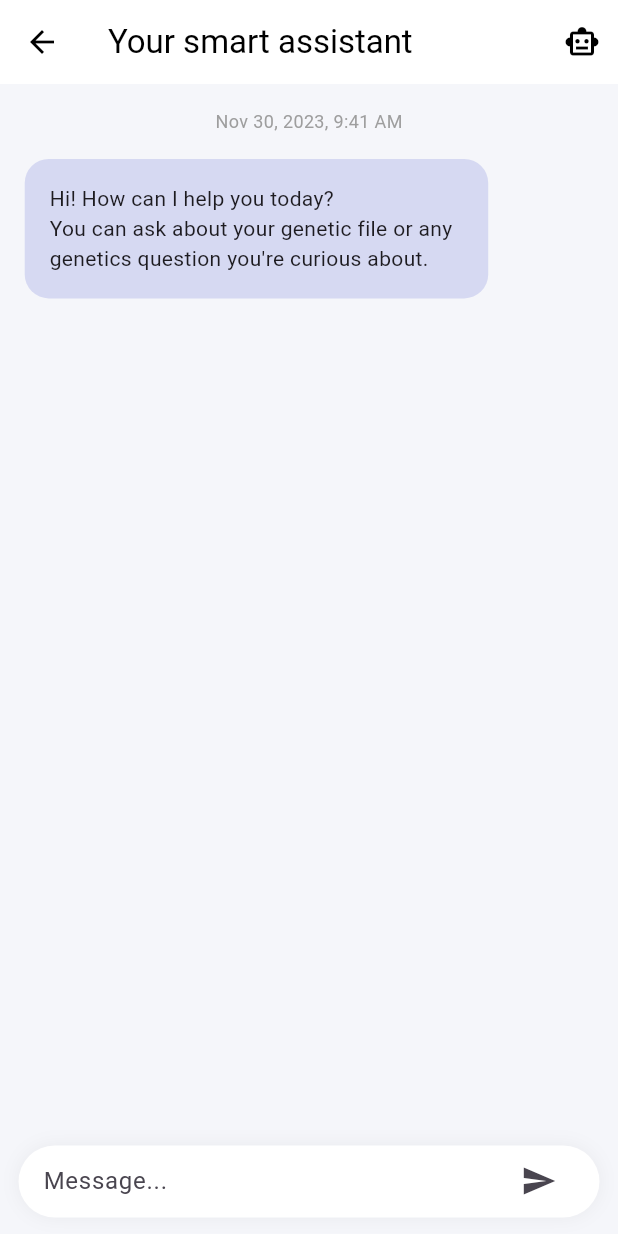
After one commit to Lina182/Modrik, a Flutter app: the HomeScreen screen opened directly, after a tap on "Chat", on a phone screen of 412 x 824 dp. The commit adds this screen. Run offline on Flutter 3.47's test engine with Material 3 defaults, Android fonts, the phone set to English and light mode, and no system bars.

Commit message:
Add AI chat screen and update home screen with chat button

```diff
--- a/lib/main.dart
+++ b/lib/main.dart
@@ -13,9 +13,7 @@ class MyApp extends StatelessWidget {
     return MaterialApp(
       debugShowCheckedModeBanner: false,
       home: const StartScreen(),
-      theme: ThemeData(
-        fontFamily: 'Sans-serif',
-      ),
+      theme: ThemeData(fontFamily: 'Sans-serif'),
     );
   }
 }
--- /dev/null
+++ b/lib/screens/AI_chat_screen.dart
@@ -0,0 +1,189 @@
+import 'package:flutter/material.dart';
+
+class AIChatScreen extends StatefulWidget {
+  const AIChatScreen({super.key});
+
+  @override
+  State<AIChatScreen> createState() => _AIChatScreenState();
+}
+
+class _AIChatScreenState extends State<AIChatScreen> {
+  final TextEditingController _controller = TextEditingController();
+
+  /// قائمة الرسائل (user / bot)
+  final List<Map<String, String>> messages = [
+    {
+      "sender": "bot",
+      "text":
+          "Hi! How can I help you today?\nYou can ask about your genetic file or any genetics question you're curious about.",
+    },
+  ];
+
+  @override
+  Widget build(BuildContext context) {
+    /// Responsive values
+    final size = MediaQuery.of(context).size;
+    final width = size.width;
+    final height = size.height;
+
+    return Scaffold(
+      backgroundColor: const Color(0xFFF5F6FA),
+
+      /// ---------------- APP BAR ----------------
+      appBar: AppBar(
+        backgroundColor: Colors.white,
+        elevation: 0,
+
+        /// رجوع للهوم
+        leading: IconButton(
+          icon: const Icon(Icons.arrow_back, color: Colors.black),
+          onPressed: () {
+            Navigator.pop(context); // يرجع لصفحة الهوم
+          },
+        ),
+
+        title: const Text(
+          "Your smart assistant",
+          style: TextStyle(color: Colors.black),
+        ),
+
+        actions: const [
+          Padding(
+            padding: EdgeInsets.only(right: 12),
+            child: Icon(Icons.smart_toy_outlined, color: Colors.black),
+          ),
+        ],
+      ),
+
+      /// ---------------- BODY ----------------
+      body: Column(
+        children: [
+          SizedBox(height: height * 0.02),
+
+          /// التاريخ
+          const Text(
+            "Nov 30, 2023, 9:41 AM",
+            style: TextStyle(fontSize: 12, color: Colors.grey),
+          ),
+
+          SizedBox(height: height * 0.02),
+
+          /// ---------------- MESSAGES ----------------
+          Expanded(
+            child: ListView.builder(
+              padding: EdgeInsets.symmetric(horizontal: width * 0.04),
+              itemCount: messages.length,
+              itemBuilder: (context, index) {
+                final message = messages[index];
+                final isBot = message["sender"] == "bot";
+
+                return Align(
+                  alignment: isBot
+                      ? Alignment.centerLeft
+                      : Alignment.centerRight,
+                  child: Container(
+                    margin: const EdgeInsets.only(bottom: 12),
+                    padding: EdgeInsets.all(width * 0.04),
+                    constraints: BoxConstraints(
+                      maxWidth: width * 0.75, // ريسبونسف
+                    ),
+                    decoration: BoxDecoration(
+                      color: isBot ? const Color(0xFFD6D9F2) : Colors.white,
+                      borderRadius: BorderRadius.circular(16),
+                    ),
+                    child: Text(
+                      message["text"]!,
+                      style: const TextStyle(fontSize: 14),
+                    ),
+                  ),
+                );
+              },
+            ),
+          ),
+
+          /// ---------------- INPUT ----------------
+          Padding(
+            padding: EdgeInsets.all(width * 0.03),
+            child: Container(
+              padding: EdgeInsets.symmetric(horizontal: width * 0.04),
+              decoration: BoxDecoration(
+                color: Colors.white,
+                borderRadius: BorderRadius.circular(30),
+                boxShadow: [
+                  BoxShadow(
+                    color: Colors.black.withOpacity(0.05),
+                    blurRadius: 10,
+                  ),
+                ],
+              ),
+              child: Row(
+                children: [
+                  /// Text input
+                  Expanded(
+                    child: TextField(
+                      controller: _controller,
+                      decoration: const InputDecoration(
+                        hintText: "Message...",
+                        border: InputBorder.none,
+                      ),
+                    ),
+                  ),
+
+                  /// Send button
+                  IconButton(
+                    icon: const Icon(Icons.send),
+                    onPressed: () {
+                      sendUserMessage();
+                    },
+                  ),
+                ],
+              ),
+            ),
+          ),
+        ],
+      ),
+    );
+  }
+
+  /// ---------------- SEND MESSAGE ----------------
+  void sendUserMessage() async {
+    if (_controller.text.trim().isEmpty) return;
+
+    String userMessage = _controller.text;
+    _controller.clear();
+
+    setState(() {
+      messages.add({"sender": "user", "text": userMessage});
+    });
+
+    /// ================= BACKEND (COMMENTED) =================
+    /*
+    هنا لاحقًا يتم الربط مع الباك اند:
+
+    1️⃣ ترسلين الرسالة للسيرفر
+    2️⃣ السيرفر يعالج (AI / OpenCRAVAT / VarSome)
+    3️⃣ يرجع الرد
+    4️⃣ تضيفينه كرسالة بوت
+
+    مثال:
+
+    String botReply = await sendMessageToBackend(userMessage);
+
+    setState(() {
+      messages.add({
+        "sender": "bot",
+        "text": botReply,
+      });
+    });
+    */
+
+    /// رد مؤقت (Dummy Response)
+    await Future.delayed(const Duration(seconds: 1));
+    setState(() {
+      messages.add({
+        "sender": "bot",
+        "text": "This is a temporary response until backend is connected 🧬",
+      });
+    });
+  }
+}
--- a/lib/screens/home_screen.dart
+++ b/lib/screens/home_screen.dart
@@ -1,5 +1,6 @@
 import 'package:flutter/material.dart';
 import 'profile.dart';
+import 'AI_chat_screen.dart';
 
 class HomeScreen extends StatelessWidget {
   const HomeScreen({super.key});
@@ -64,10 +65,7 @@ class HomeScreen extends StatelessWidget {
           Padding(
             padding: const EdgeInsets.symmetric(horizontal: 24),
             child: Container(
-              padding: const EdgeInsets.symmetric(
-                horizontal: 20,
-                vertical: 14,
-              ),
+              padding: const EdgeInsets.symmetric(horizontal: 20, vertical: 14),
               decoration: BoxDecoration(
                 color: mainPurple.withOpacity(0.7),
                 borderRadius: BorderRadius.circular(30),
@@ -75,10 +73,7 @@ class HomeScreen extends StatelessWidget {
               child: const Text(
                 'We transform your genetic data into clear and reliable information.',
                 textAlign: TextAlign.center,
-                style: TextStyle(
-                  fontSize: 15,
-                  color: Colors.black,
-                ),
+                style: TextStyle(fontSize: 15, color: Colors.black),
               ),
             ),
           ),
@@ -93,7 +88,18 @@ class HomeScreen extends StatelessWidget {
                 children: [
                   buildHomeButton(Icons.analytics, 'Analysis'),
                   const SizedBox(height: 20),
-                  buildHomeButton(Icons.chat_bubble_outline, 'Chat'),
+                  GestureDetector(
+                    onTap: () {
+                      Navigator.push(
+                        context,
+                        MaterialPageRoute(
+                          builder: (context) => const AIChatScreen(),
+                        ),
+                      );
+                    },
+                    child: buildHomeButton(Icons.chat_bubble_outline, 'Chat'),
+                  ),
+
                   const SizedBox(height: 20),
                   buildHomeButton(Icons.description_outlined, 'Reports'),
                 ],
@@ -103,7 +109,9 @@ class HomeScreen extends StatelessWidget {
         ],
       ),
     );
-  }Widget buildHomeButton(IconData icon, String text) {
+  }
+
+  Widget buildHomeButton(IconData icon, String text) {
     return Container(
       height: 60,
       decoration: BoxDecoration(
@@ -126,10 +134,7 @@ class HomeScreen extends StatelessWidget {
               color: Colors.white,
               shape: BoxShape.circle,
             ),
-            child: Icon(
-              icon,
-              color: mainPurple,
-              size: 22,),
+            child: Icon(icon, color: mainPurple, size: 22),
           ),
           const SizedBox(width: 16),
           Text(
```
